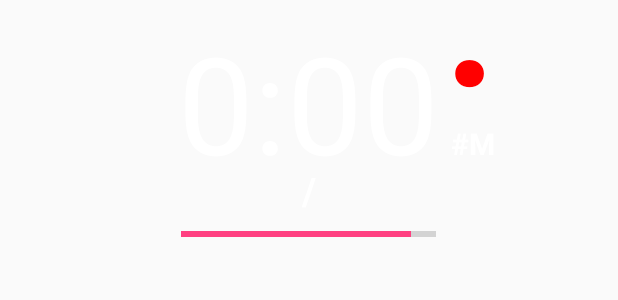
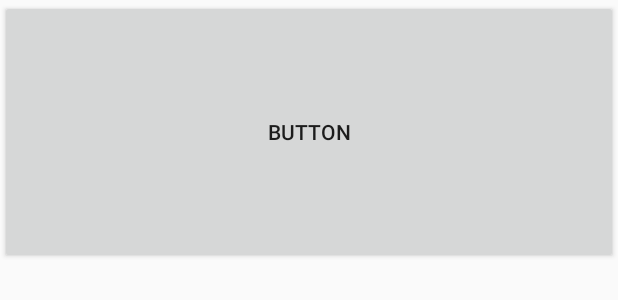
Before and after one commit to JerryGQian/Warp, an Android app: the layout clock_widget.xml on its own in the app's theme, with its tools: preview values and no code run, on a phone screen of 412 x 824 dp. Shown: the top 300 px of the screen. Run offline under Robolectric (Android 15) with nearby library versions, the phone set to English and light mode, and no system bars.

Commit message:
button started

```diff
--- a/Warp/app/src/main/java/ninja/qian/warp/ClockWidget.java
+++ b/Warp/app/src/main/java/ninja/qian/warp/ClockWidget.java
@@ -3,6 +3,7 @@ package ninja.qian.warp;
 import android.appwidget.AppWidgetManager;
 import android.appwidget.AppWidgetProvider;
 import android.content.Context;
+import android.content.Intent;
 import android.content.SharedPreferences;
 import android.graphics.Color;
 import android.os.Handler;
@@ -78,6 +79,11 @@ public class ClockWidget extends AppWidgetProvider {
 
             Util.PrintData data = util.convert();
             System.out.println("SKADKLSA " + data.t.hour);
+
+            //Overlay Button
+            /*Intent myIntent = new Intent(CurrentActivity.this, NextActivity.class);
+            myIntent.putExtra("key", value); //Optional parameters
+            CurrentActivity.this.startActivity(myIntent);*/
 
             // Construct the RemoteViews object
 
--- a/Warp/app/src/main/res/layout/clock_widget.xml
+++ b/Warp/app/src/main/res/layout/clock_widget.xml
@@ -103,4 +103,15 @@
         android:layout_centerHorizontal="true"
          />
 
+    <Button
+        android:id="@+id/overlayButton"
+        android:layout_width="match_parent"
+        android:layout_height="match_parent"
+        android:layout_alignBottom="@+id/extraTimeBar"
+        android:layout_alignParentTop="true"
+        android:layout_centerHorizontal="true"
+        android:onClick="onClick"
+        android:text="Button"
+        android:visibility="visible" />
+
 </RelativeLayout>
```
